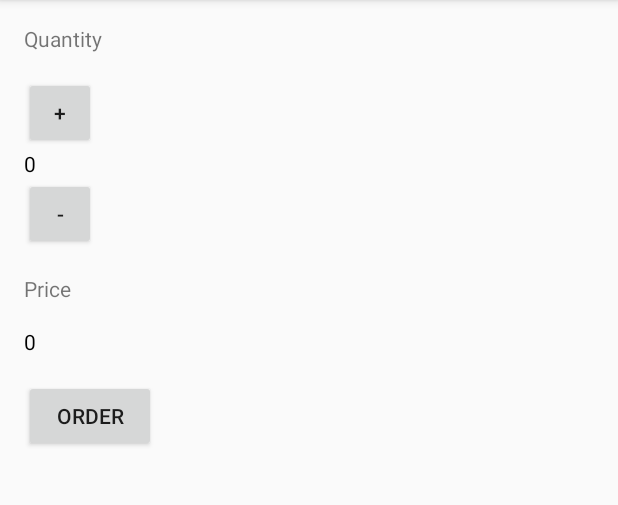
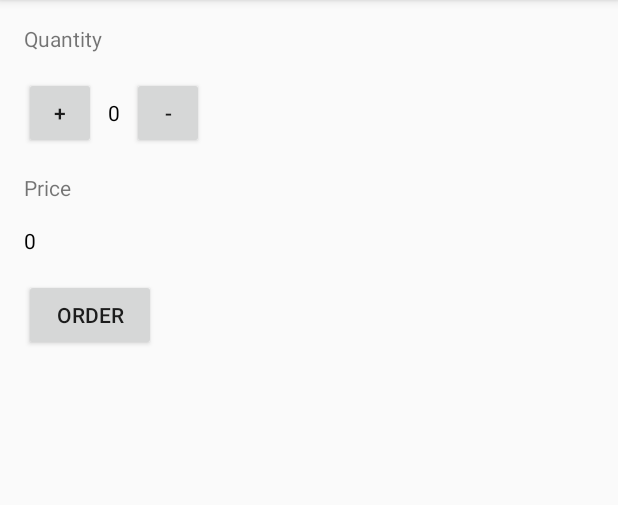
Before and after one commit to kkulikowski/android_justJava, an Android app: the screen it shows after launch (MainActivity), on a phone screen of 412 x 824 dp, the part 84-589 px from its top. Run offline under Robolectric (Android 15) with nearby library versions, the phone set to English and light mode, and no system bars.

Commit message:
Rearange items

```diff
--- a/app/src/main/res/layout/activity_main.xml
+++ b/app/src/main/res/layout/activity_main.xml
@@ -15,28 +15,42 @@
         android:layout_width="wrap_content"
         android:layout_height="wrap_content"
         android:text="Quantity" />
+
+    <LinearLayout xmlns:android="http://schemas.android.com/apk/res/android"
+        xmlns:tools="http://schemas.android.com/tools"
+        android:layout_width="match_parent"
+        android:layout_height="wrap_content"
+        android:layout_marginTop="16dp"
+        android:orientation="horizontal">
+
         <Button
             android:layout_width="48dp"
             android:layout_height="48dp"
-        android:layout_marginTop="16dp"
-        android:text="+"
-        android:onClick="increment"/>
+            android:layout_marginRight="8dp"
+            android:onClick="increment"
+            android:text="+" />
+
         <TextView
             android:id="@+id/quantity_text_view"
             android:layout_width="wrap_content"
             android:layout_height="wrap_content"
+            android:layout_marginRight="8dp"
             android:text="0"
             android:textColor="#000000" />
+
         <Button
             android:layout_width="48dp"
             android:layout_height="48dp"
-        android:text="-"
-        android:onClick="decrement"/>
+            android:onClick="decrement"
+            android:text="-" />
+    </LinearLayout>
+
     <TextView
         android:layout_width="wrap_content"
         android:layout_height="wrap_content"
         android:layout_marginTop="16dp"
         android:text="Price" />
+
     <TextView
         android:id="@+id/price_text_view"
         android:layout_width="wrap_content"
@@ -44,10 +58,11 @@
         android:layout_marginTop="16dp"
         android:text="0"
         android:textColor="#000000" />
+
     <Button
         android:layout_width="wrap_content"
         android:layout_height="wrap_content"
         android:layout_marginTop="16dp"
-        android:text="Order"
-        android:onClick="submitOrder"/>
+        android:onClick="submitOrder"
+        android:text="Order" />
 </LinearLayout>
```
Lines whose indentation alone changed are shown as unchanged.
